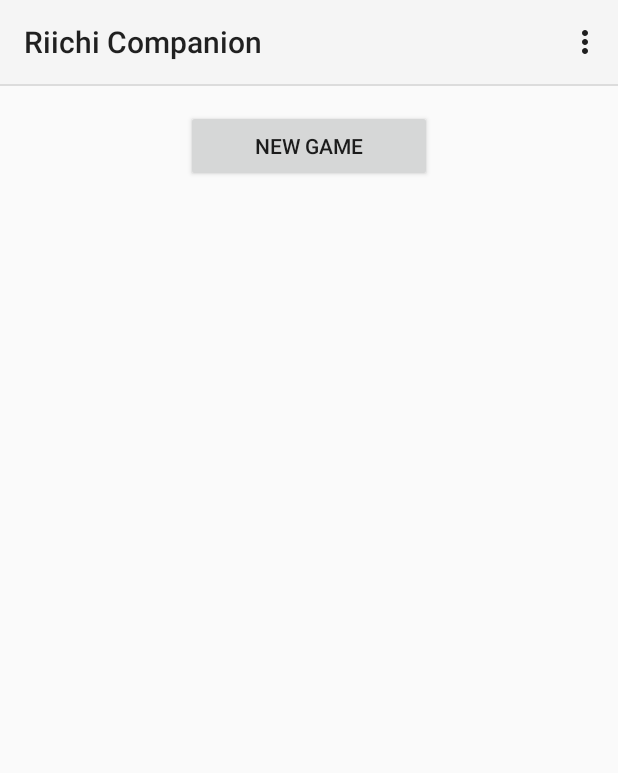
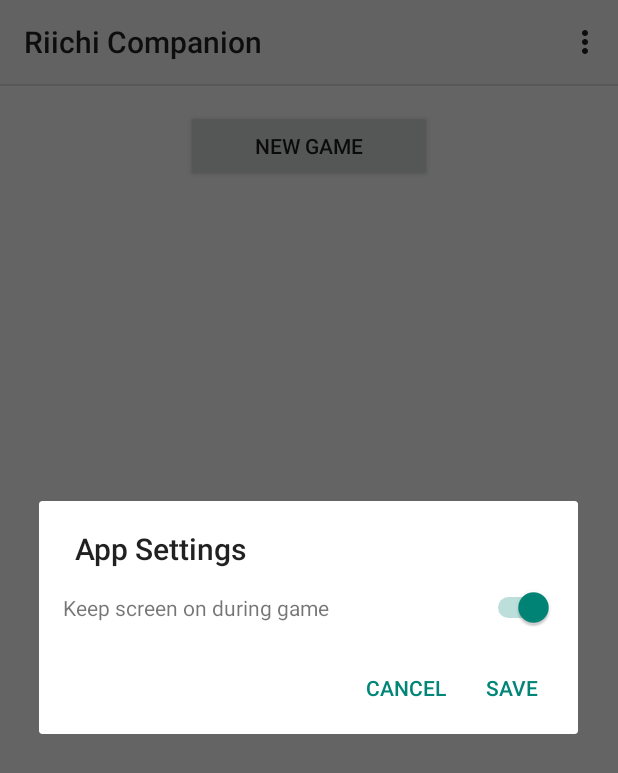
Before and after one commit to NaxHPL/RiichiCompanion, an Android app: the screen it shows after launch (MainActivity), in the options menu, after a tap on "Settings", on a phone screen of 412 x 824 dp. Shown: the top 773 px of the screen. Run offline under Robolectric (Android 15) with nearby library versions, the phone set to English and light mode, and no system bars.

Commit message:
Added "Keep screen on during game" setting

```diff
--- /dev/null
+++ b/RiichiCompanion/app/src/main/java/com/example/riichicompanion/AppSettingsDialog.java
@@ -0,0 +1,44 @@
+package com.example.riichicompanion;
+
+import android.app.Dialog;
+import android.content.Context;
+import android.os.Bundle;
+import android.view.LayoutInflater;
+import android.view.View;
+import android.widget.Switch;
+
+import androidx.annotation.NonNull;
+import androidx.annotation.Nullable;
+import androidx.appcompat.app.AlertDialog;
+import androidx.appcompat.app.AppCompatDialogFragment;
+
+public class AppSettingsDialog extends AppCompatDialogFragment {
+
+    private Switch switchKeepScreenOn;
+
+    @NonNull
+    @Override
+    public Dialog onCreateDialog(@Nullable Bundle savedInstanceState) {
+        AlertDialog.Builder builder = new AlertDialog.Builder(getActivity());
+
+        LayoutInflater inflater = getActivity().getLayoutInflater();
+        View view = inflater.inflate(R.layout.dialog_app_settings, null);
+
+        builder.setView(view)
+            .setTitle(R.string.app_settings_dialog_title)
+            .setPositiveButton(R.string.save, (dialog, which) -> saveSettings(view.getContext()))
+            .setNegativeButton(R.string.cancel, (dialog, which) -> {});
+
+        initializeViews(view);
+        return builder.create();
+    }
+
+    private void initializeViews(View view) {
+        switchKeepScreenOn = view.findViewById(R.id.switchKeepScreenOn);
+        switchKeepScreenOn.setChecked(PersistentStorage.getKeepScreenOn(view.getContext()));
+    }
+
+    private void saveSettings(Context context) {
+        PersistentStorage.saveKeepScreenOn(context, switchKeepScreenOn.isChecked());
+    }
+}
--- a/RiichiCompanion/app/src/main/java/com/example/riichicompanion/MainActivity.java
+++ b/RiichiCompanion/app/src/main/java/com/example/riichicompanion/MainActivity.java
@@ -3,10 +3,12 @@ package com.example.riichicompanion;
 import android.content.Intent;
 import android.os.Bundle;
 import android.view.Menu;
+import android.view.MenuItem;
 import android.view.View;
 import android.widget.ImageView;
 import android.widget.TextView;
 
+import androidx.annotation.NonNull;
 import androidx.appcompat.app.AlertDialog;
 import androidx.appcompat.app.AppCompatActivity;
 import androidx.constraintlayout.widget.ConstraintLayout;
@@ -64,6 +66,21 @@ public class MainActivity extends AppCompatActivity {
         return true;
     }
 
+    @Override
+    public boolean onOptionsItemSelected(@NonNull MenuItem item) {
+        if (item.getItemId() == R.id.miAppSettings) {
+            openSettings();
+            return true;
+        }
+
+        return super.onOptionsItemSelected(item);
+    }
+
+    private void openSettings() {
+        AppSettingsDialog dialog = new AppSettingsDialog();
+        dialog.show(getSupportFragmentManager(), "app_settings_dialog");
+    }
+
     public void createNewGame(View view) {
         if (ongoingGame == null) {
             startCreateGameActivity();
--- a/RiichiCompanion/app/src/main/java/com/example/riichicompanion/PersistentStorage.java
+++ b/RiichiCompanion/app/src/main/java/com/example/riichicompanion/PersistentStorage.java
@@ -37,4 +37,16 @@ public class PersistentStorage {
             return null;
         }
     }
+
+    public static void saveKeepScreenOn(Context context, boolean keepScreenOn) {
+        context.getSharedPreferences(context.getString(R.string.settings_file_name), Context.MODE_PRIVATE)
+            .edit()
+            .putBoolean(context.getString(R.string.keep_screen_on_key), keepScreenOn)
+            .apply();
+    }
+
+    public static boolean getKeepScreenOn(Context context) {
+        SharedPreferences prefs = context.getSharedPreferences(context.getString(R.string.settings_file_name), Context.MODE_PRIVATE);
+        return prefs.getBoolean(context.getString(R.string.keep_screen_on_key), true);
+    }
 }
--- a/RiichiCompanion/app/src/main/java/com/example/riichicompanion/ScoreTrackerActivity.java
+++ b/RiichiCompanion/app/src/main/java/com/example/riichicompanion/ScoreTrackerActivity.java
@@ -428,6 +428,9 @@ public class ScoreTrackerActivity extends AppCompatActivity implements HandScore
 
         btnContinue.setOnClickListener((v) -> continueToNextStep());
         btnConfirm.setOnClickListener((v) -> continueToNextStep());
+
+        ConstraintLayout clScoreTrackerMain = findViewById(R.id.clScoreTrackerMain);
+        clScoreTrackerMain.setKeepScreenOn(PersistentStorage.getKeepScreenOn(this));
     }
 
     @Override
--- a/RiichiCompanion/app/src/main/res/layout/activity_score_tracker.xml
+++ b/RiichiCompanion/app/src/main/res/layout/activity_score_tracker.xml
@@ -2,6 +2,7 @@
 <androidx.constraintlayout.widget.ConstraintLayout xmlns:android="http://schemas.android.com/apk/res/android"
     xmlns:app="http://schemas.android.com/apk/res-auto"
     xmlns:tools="http://schemas.android.com/tools"
+    android:id="@+id/clScoreTrackerMain"
     android:layout_width="match_parent"
     android:layout_height="match_parent"
     tools:context=".ScoreTrackerActivity">
--- /dev/null
+++ b/RiichiCompanion/app/src/main/res/layout/dialog_app_settings.xml
@@ -0,0 +1,26 @@
+<?xml version="1.0" encoding="utf-8"?>
+<androidx.constraintlayout.widget.ConstraintLayout
+    xmlns:android="http://schemas.android.com/apk/res/android"
+    xmlns:app="http://schemas.android.com/apk/res-auto"
+    xmlns:tools="http://schemas.android.com/tools"
+    android:layout_width="match_parent"
+    android:layout_height="match_parent">
+
+    <TextView
+        android:id="@+id/tvKeepScreenOn"
+        android:layout_width="wrap_content"
+        android:layout_height="wrap_content"
+        android:layout_marginStart="16dp"
+        android:layout_marginTop="16dp"
+        android:text="Keep screen on during game"
+        app:layout_constraintStart_toStartOf="parent"
+        app:layout_constraintTop_toTopOf="parent" />
+
+    <Switch
+        android:id="@+id/switchKeepScreenOn"
+        android:layout_width="wrap_content"
+        android:layout_height="wrap_content"
+        android:layout_marginEnd="16dp"
+        app:layout_constraintBaseline_toBaselineOf="@+id/tvKeepScreenOn"
+        app:layout_constraintEnd_toEndOf="parent" />
+</androidx.constraintlayout.widget.ConstraintLayout>
--- a/RiichiCompanion/app/src/main/res/values/strings.xml
+++ b/RiichiCompanion/app/src/main/res/values/strings.xml
@@ -9,6 +9,10 @@
     <string name="game_settings_dialog_title">Game settings</string>
     <string name="cancel">Cancel</string>
     <string name="new_game">New game</string>
+    <string name="settings_file_name">RiichiCompanionSettings</string>
+    <string name="keep_screen_on_key">com.example.riichicompanion.KEEP_SCREEN_ON</string>
+    <string name="app_settings_dialog_title">App Settings</string>
+    <string name="save">Save</string>
     <string-array name="game_length_types">
         <item>Hanchan</item>
         <item>Tonpuusen</item>
```
